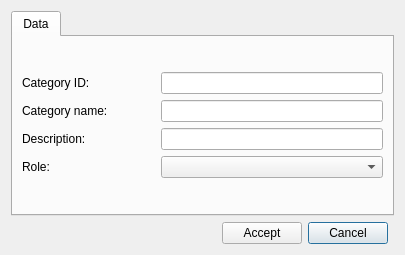
Above: core/ui/toolbars/utilities/create_style_group.ui from Giswater/giswater_qgis_plugin before the change. Below: the same form after it.
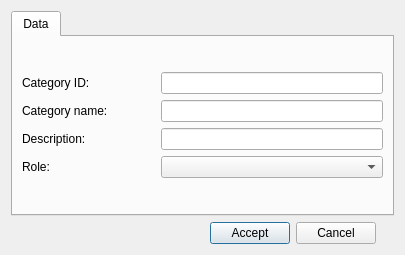
That is the form after the change.

Commit message: style(ui): add lyt_buttons QGridLayout for all dialogs.

```diff
--- a/core/ui/toolbars/utilities/create_style_group.ui
+++ b/core/ui/toolbars/utilities/create_style_group.ui
@@ -14,26 +14,6 @@
    <string>Add category</string>
   </property>
   <layout class="QGridLayout" name="gridLayout">
-   <item row="1" column="2">
-    <widget class="QPushButton" name="btn_cancel">
-     <property name="text">
-      <string>Cancel</string>
-     </property>
-    </widget>
-   </item>
-   <item row="1" column="0">
-    <spacer name="horizontalSpacer">
-     <property name="orientation">
-      <enum>Qt::Horizontal</enum>
-     </property>
-     <property name="sizeHint" stdset="0">
-      <size>
-       <width>40</width>
-       <height>20</height>
-      </size>
-     </property>
-    </spacer>
-   </item>
    <item row="0" column="0" colspan="4">
     <widget class="QTabWidget" name="mainTab">
      <property name="currentIndex">
@@ -168,12 +148,39 @@
      </widget>
     </widget>
    </item>
-   <item row="1" column="1">
-    <widget class="QPushButton" name="btn_add">
-     <property name="text">
-      <string>Accept</string>
+   <item row="2" column="0">
+    <layout class="QGridLayout" name="lyt_buttons">
+     <property name="topMargin">
+      <number>0</number>
      </property>
-    </widget>
+     <item row="0" column="1">
+      <widget class="QPushButton" name="btn_add">
+       <property name="text">
+        <string>Accept</string>
+       </property>
+      </widget>
+     </item>
+     <item row="0" column="0">
+      <spacer name="horizontalSpacer">
+       <property name="orientation">
+        <enum>Qt::Horizontal</enum>
+       </property>
+       <property name="sizeHint" stdset="0">
+        <size>
+         <width>40</width>
+         <height>20</height>
+        </size>
+       </property>
+      </spacer>
+     </item>
+     <item row="0" column="2">
+      <widget class="QPushButton" name="btn_cancel">
+       <property name="text">
+        <string>Cancel</string>
+       </property>
+      </widget>
+     </item>
+    </layout>
    </item>
   </layout>
  </widget>
```
Left out of the diff: 2 changed lines with no effect on the pictures. The commit also changes 58 other files.
